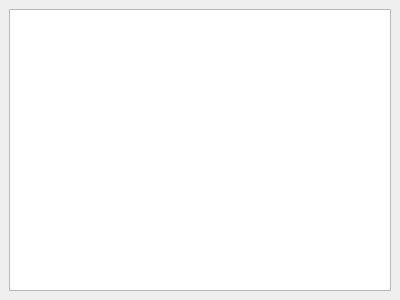
Before: the Qt Designer form MEGA/QtCreatorWD/magi/experiments_results.ui in artemutin/MagiModelInterface, drawn with Qt 5.
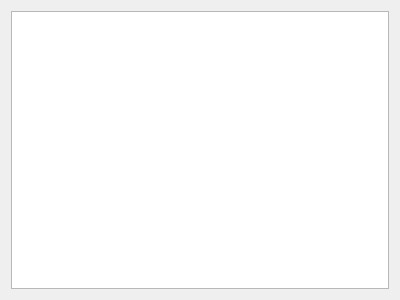
After: the same form once the commit is applied.

Commit message: start reimplementing main window with new layout.\n for now dealing with startNewExperiment

What changed in the file:
```diff
--- a/MEGA/QtCreatorWD/magi/experiments_results.ui
+++ b/MEGA/QtCreatorWD/magi/experiments_results.ui
@@ -1,7 +1,7 @@
 <?xml version="1.0" encoding="UTF-8"?>
 <ui version="4.0">
  <class>experiments_results</class>
- <widget class="QDockWidget" name="experiments_results">
+ <widget class="QWidget" name="experiments_results">
   <property name="geometry">
    <rect>
     <x>0</x>
@@ -13,7 +13,8 @@
   <property name="windowTitle">
    <string>Результаты экспериментов</string>
   </property>
-  <widget class="QWidget" name="dockWidgetContents">
+  <layout class="QVBoxLayout" name="verticalLayout_2">
+   <item>
    <layout class="QVBoxLayout" name="verticalLayout">
     <item>
      <widget class="QTableView" name="experimentsTableView">
@@ -23,7 +24,8 @@
      </widget>
     </item>
    </layout>
-  </widget>
+   </item>
+  </layout>
  </widget>
  <resources/>
  <connections/>
```
Lines whose indentation alone changed are shown as unchanged. The commit also changes 9 other files.
